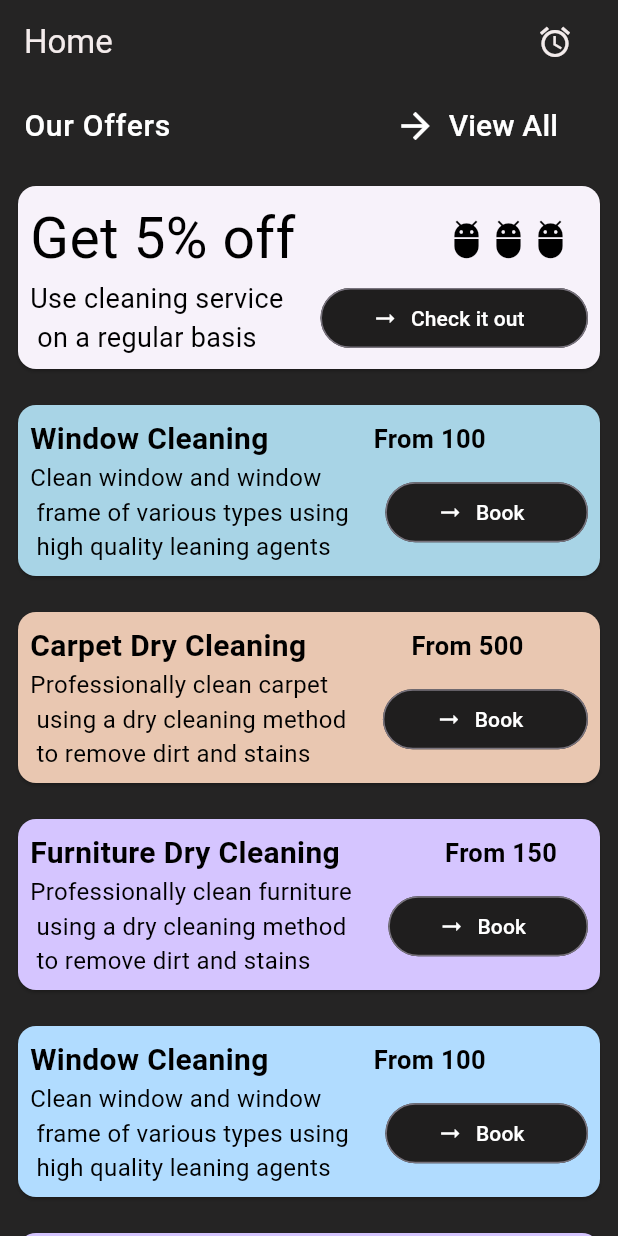
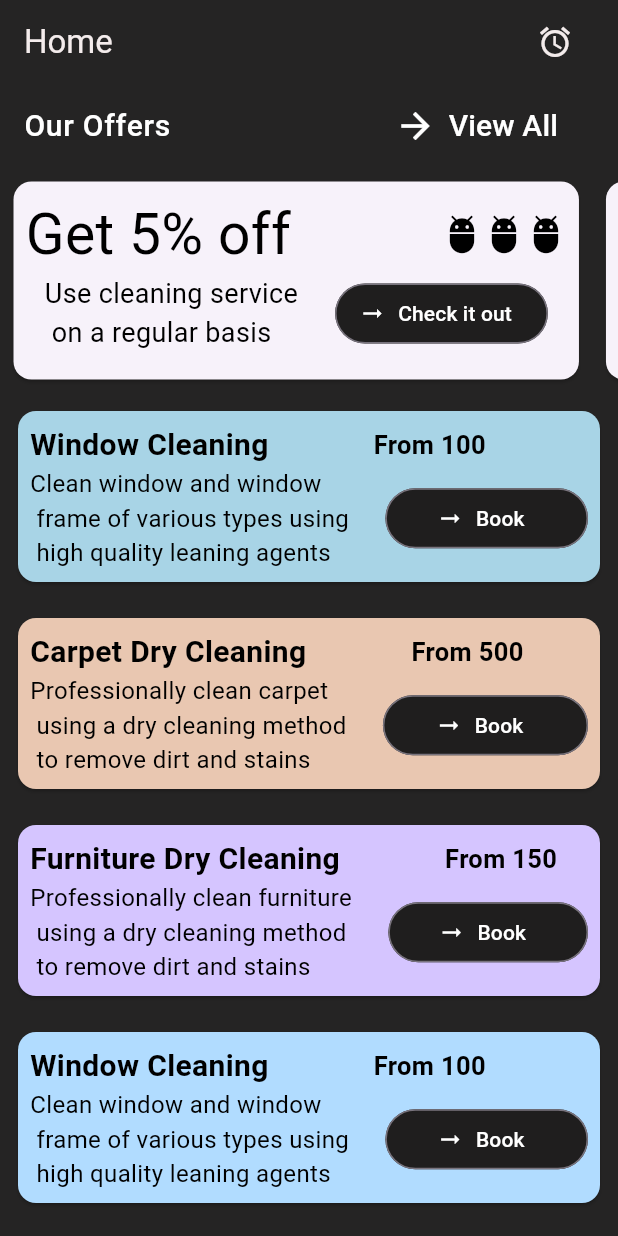
Before and after one commit to Lizdev-05/on_boarding, a Flutter app: the screen it shows after launch, on a phone screen of 412 x 824 dp. Run offline on Flutter 3.47's test engine with Material 3 defaults, Android fonts, the phone set to English and light mode, and no system bars.

Commit message:
Add horizontal scroll

```diff
--- /dev/null
+++ b/lib/test.dart
@@ -0,0 +1,134 @@
+import 'package:flutter/material.dart';
+import 'package:on_bord/tidy_list_data.dart';
+
+class Test extends StatefulWidget {
+  const Test({super.key});
+
+  @override
+  State<Test> createState() => _TestState();
+}
+
+class _TestState extends State<Test> {
+  @override
+  Widget build(BuildContext context) {
+    return Scaffold(
+      backgroundColor: const Color.fromARGB(255, 37, 36, 36),
+      appBar: AppBar(
+        actions: const [
+          Padding(
+            padding: EdgeInsets.symmetric(horizontal: 30, vertical: 0),
+            child: Icon(
+              Icons.alarm,
+              color: Color.fromARGB(255, 244, 236, 236),
+            ),
+          ),
+        ],
+        backgroundColor: const Color.fromARGB(255, 37, 36, 36),
+        title: const Text(
+          "Home",
+          style: TextStyle(color: Color.fromARGB(255, 244, 236, 236)),
+        ),
+      ),
+      body: Container(
+        child: Column(
+          children: [
+            ListTile(
+              leading: const Text(
+                "Our Offers",
+                style: TextStyle(color: Colors.white, fontSize: 20),
+              ),
+              trailing: TextButton.icon(
+                onPressed: () {},
+                icon: const Icon(
+                  Icons.arrow_forward,
+                  color: Colors.white,
+                  size: 28,
+                ), // Place the icon first
+                label: const Text("View All",
+                    style: TextStyle(color: Colors.white, fontSize: 20)),
+              ),
+            ),
+            SizedBox(
+              height: 150,
+              child: ListView.builder(
+                scrollDirection: Axis.horizontal,
+                shrinkWrap: true,
+                itemCount: 5,
+                itemBuilder: (context, index) => Padding(
+                  padding: const EdgeInsets.all(5),
+                  child: Card(
+                    child: Padding(
+                      padding: const EdgeInsets.all(8),
+                      child: Column(
+                        children: [
+                          const Row(
+                            children: [
+                              Text(
+                                "Get 5% off",
+                                style: TextStyle(
+                                    color: Colors.black, fontSize: 38),
+                              ),
+                              SizedBox(width: 100),
+                              Row(
+                                children: [
+                                  Icon(
+                                    Icons.adb_rounded,
+                                    color: Colors.black,
+                                    size: 28,
+                                  ),
+                                  Icon(
+                                    Icons.adb_rounded,
+                                    color: Colors.black,
+                                    size: 28,
+                                  ),
+                                  Icon(
+                                    Icons.adb_rounded,
+                                    color: Colors.black,
+                                    size: 28,
+                                  ),
+                                ],
+                              )
+                            ],
+                          ),
+                          Row(
+                            mainAxisSize: MainAxisSize.min, // Correction here
+                            children: [
+                              const Text(
+                                "Use cleaning service \n on a regular basis",
+                                style: TextStyle(
+                                    color: Colors.black, fontSize: 18),
+                              ),
+                              SizedBox(width: 20),
+                              Flexible(
+                                // Correction here
+                                fit: FlexFit.loose, // Correction here
+                                child: OutlinedButton.icon(
+                                  onPressed: () {},
+                                  style: OutlinedButton.styleFrom(
+                                      backgroundColor:
+                                          Color.fromARGB(255, 31, 30, 30),
+                                      foregroundColor: Colors.white
+                                      // textStyle: const TextStyle(fontSize: 22, fontWeight: FontWeight.bold),
+                                      ),
+                                  icon: const Icon(Icons.arrow_right_alt),
+                                  label: const Text("Check it out"),
+                                ),
+                              ),
+                            ],
+                          ),
+                        ],
+                      ),
+                    ),
+                  ),
+                ),
+              ),
+            ),
+            Expanded(
+              child: TidyListData(),
+            )
+          ],
+        ),
+      ),
+    );
+  }
+}
--- a/lib/tidy_me_app.dart
+++ b/lib/tidy_me_app.dart
@@ -1,4 +1,5 @@
 import 'package:flutter/material.dart';
+import 'package:on_bord/test.dart';
 import 'package:on_bord/tidy_me_page.dart';
 
 class TidyMeApp extends StatelessWidget {
@@ -9,7 +10,7 @@ class TidyMeApp extends StatelessWidget {
     return const MaterialApp(
       debugShowCheckedModeBanner: false,
       home: Scaffold(
-        body: TidyMePage(),
+        body: Test(),
       ),
     );
   }
```
